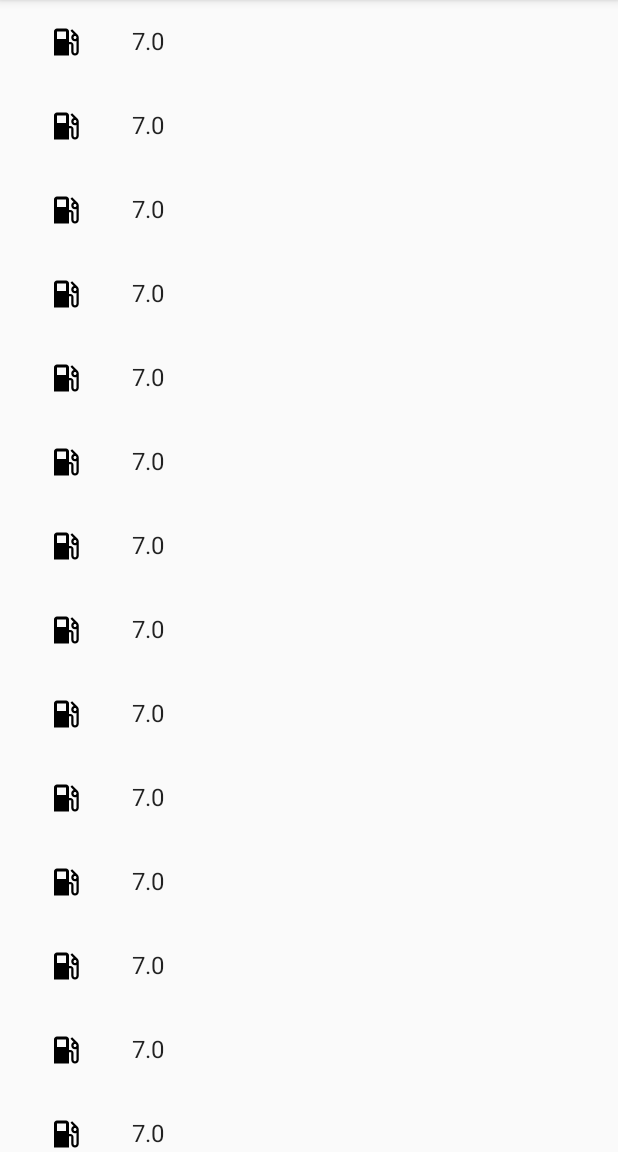
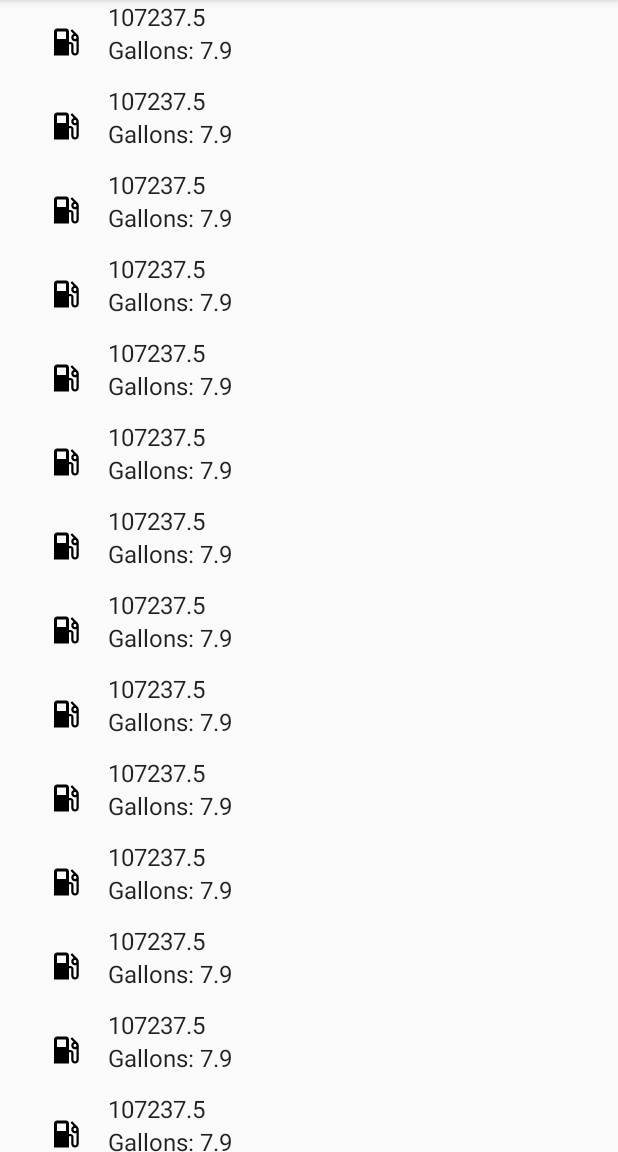
Before and after one commit to NotHamlet/Shannon-sGasTracker, an Android app: the screen it shows after launch (MainActivity), on a phone screen of 412 x 824 dp, the part 84-1236 px from its top. Run offline under Robolectric (Android 15) with nearby library versions, the light colour scheme and no system bars.

Commit message:
Added Layout for GasEntry list items

```diff
--- a/app/src/main/java/edu/auburn/eng/csse/comp3710/idklol/shannonsgastracker/GasEntry.java
+++ b/app/src/main/java/edu/auburn/eng/csse/comp3710/idklol/shannonsgastracker/GasEntry.java
@@ -12,9 +12,10 @@ public class GasEntry implements LogEntry {
     private Date mDate = new Date();
     private double mGallons;
     private double mPrice;
-    String id = UUID.randomUUID().toString();
+    private double mOdometer;
+    private String id = UUID.randomUUID().toString();
 
-        public GasEntry() {
+    public GasEntry() {
         mGallons = 0;
         mPrice = 0;
     }
@@ -23,7 +24,8 @@ public class GasEntry implements LogEntry {
         GasEntry newEntry = new GasEntry();
         Random rand = new Random();
         newEntry.mPrice = ((double)(50+rand.nextInt(200)))/100;
-        newEntry.mGallons = (1+rand.nextInt(149))/10;
+        newEntry.mGallons = (1+rand.nextInt(149))/10.0;
+        newEntry.mOdometer = 60000+rand.nextInt(940010)/10.0;
         return newEntry;
     }
 
@@ -51,6 +53,15 @@ public class GasEntry implements LogEntry {
         mGallons = gallons;
     }
 
+    public double getOdometer() {
+        return mOdometer;
+    }
+
+    public void setOdometer(double odometer) {
+        mOdometer = odometer;
+    }
+
+
     @Override
     public String getID() {
         return id;
--- a/app/src/main/java/edu/auburn/eng/csse/comp3710/idklol/shannonsgastracker/ServiceEntryRecyclerViewAdapter.java
+++ b/app/src/main/java/edu/auburn/eng/csse/comp3710/idklol/shannonsgastracker/ServiceEntryRecyclerViewAdapter.java
@@ -1,5 +1,6 @@
 package edu.auburn.eng.csse.comp3710.idklol.shannonsgastracker;
 
+import android.content.res.Resources;
 import android.support.v7.widget.RecyclerView;
 import android.view.LayoutInflater;
 import android.view.View;
@@ -57,10 +58,13 @@ public class ServiceEntryRecyclerViewAdapter extends RecyclerView.Adapter<Servic
         holder.mItem = mValues.get(position);
         View holderView = holder.mView;
         int viewType = getItemViewType(position);
+        Resources res = holder.mView.getContext().getResources();
         switch (viewType) {
             case GAS_ENTRY_VIEWTYPE:
                 GasEntry gasEntry = (GasEntry)(holder.mItem);
-                ((TextView)(holderView.findViewById(R.id.content))).setText(String.valueOf(gasEntry.getGallons()));
+                ((TextView)(holderView.findViewById(R.id.odometer))).setText(String.valueOf(gasEntry.getOdometer()));
+                String gallonsText = String.format(res.getString(R.string.list_item_gallons_label), gasEntry.getGallons());
+                ((TextView)(holderView.findViewById(R.id.gallons))).setText(String.valueOf(gallonsText));
                 break;
         }
 
--- a/app/src/main/res/layout/fragment_gasentry.xml
+++ b/app/src/main/res/layout/fragment_gasentry.xml
@@ -8,14 +8,29 @@
         android:id="@+id/icon"
         android:layout_width="wrap_content"
         android:layout_height="wrap_content"
+        android:layout_weight="0"
         android:layout_margin="@dimen/text_margin"
         android:src="@drawable/ic_local_gas_station_24dp"
         android:textAppearance="?attr/textAppearanceListItem"/>
 
-    <TextView
-        android:id="@+id/content"
-        android:layout_width="wrap_content"
+    <LinearLayout
+        android:layout_width="0dp"
         android:layout_height="wrap_content"
-        android:layout_margin="@dimen/text_margin"
-        android:textAppearance="?attr/textAppearanceListItem"/>
+        android:layout_weight="1"
+        android:orientation="vertical">
+
+        <TextView
+            android:id="@+id/odometer"
+            android:layout_width="wrap_content"
+            android:layout_height="wrap_content"
+            android:textAppearance="?attr/textAppearanceListItem"/>
+
+        <TextView
+            android:id="@+id/gallons"
+            android:layout_width="wrap_content"
+            android:layout_height="wrap_content"
+            android:textAppearance="?attr/textAppearanceListItem"/>
+
+    </LinearLayout>
+
 </LinearLayout>
--- a/app/src/main/res/values/strings.xml
+++ b/app/src/main/res/values/strings.xml
@@ -1,5 +1,10 @@
 <resources>
     <string name="app_name">Shannon\'s Gas Tracker</string>
+
     <string name="action_settings">Settings</string>
     <string name="action_new_gas_record">New Gas Record</string>
+    <string name="list_item_gallons_label">Gallons: %1$.1f</string>
+
+    <!--TODO: Figure out formatting for Odometer readings: ~Try TOTALMILES(DIFF) -->
+
 </resources>
```
